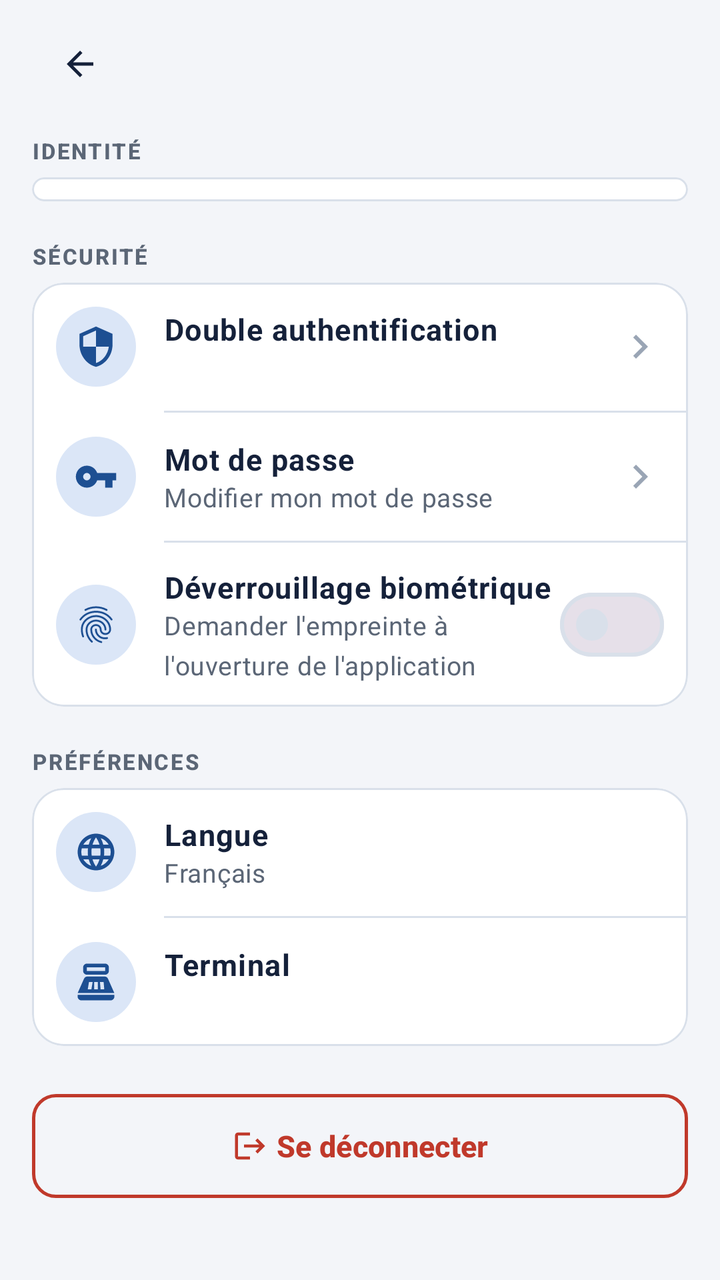
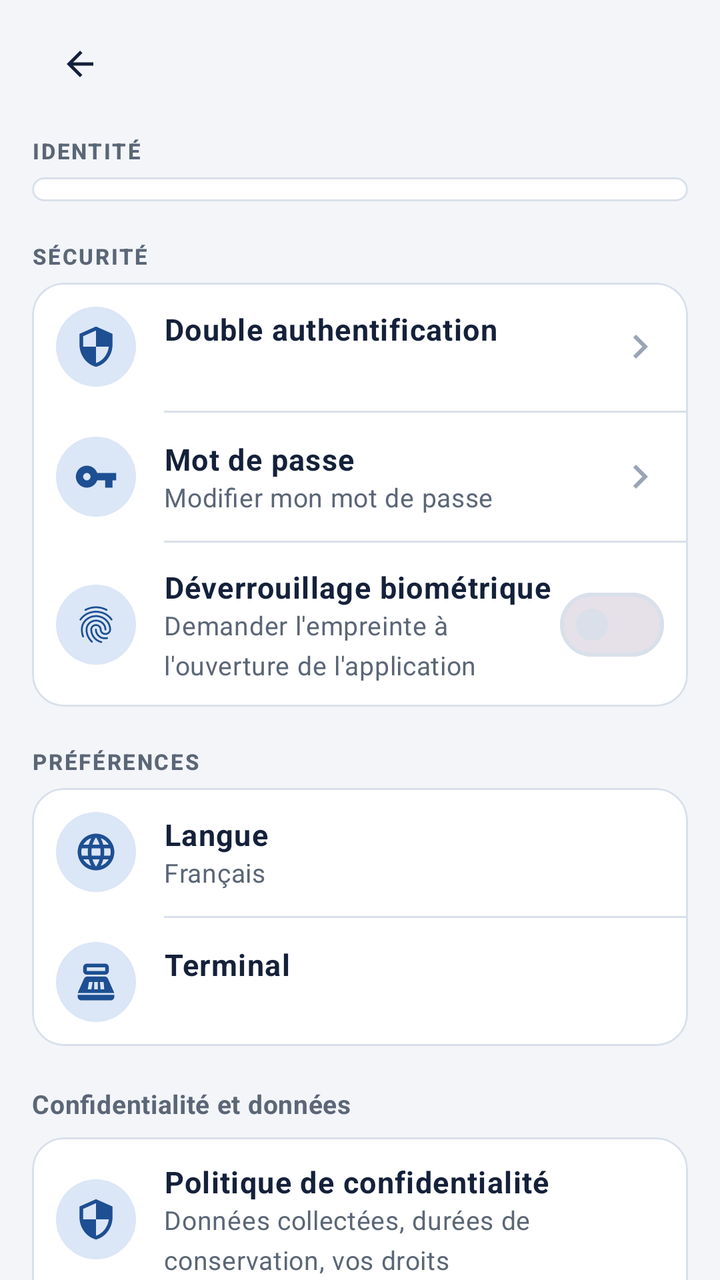

Two renders of the same Android screen: before a commit and after it. Below are the layout's source before the change and the commit's diff.
<!-- AndroidManifest.xml: application theme Theme.CPay -->
<!-- res/layout/fragment_merch_profile.xml -->
<?xml version="1.0" encoding="utf-8"?>
<androidx.core.widget.NestedScrollView xmlns:android="http://schemas.android.com/apk/res/android"
    xmlns:app="http://schemas.android.com/apk/res-auto"
    android:layout_width="match_parent" android:layout_height="match_parent">
    <LinearLayout android:layout_width="match_parent" android:layout_height="wrap_content" android:orientation="vertical"
        android:paddingStart="16dp" android:paddingEnd="16dp" android:paddingTop="4dp" android:paddingBottom="24dp">
        <include android:id="@+id/header" layout="@layout/view_screen_header"/>

        <TextView android:layout_width="wrap_content" android:layout_height="wrap_content" android:text="@string/profile_identity"
            android:textAppearance="@style/TextAppearance.CPay.Overline" android:layout_marginTop="8dp" android:layout_marginBottom="6dp"/>
        <com.google.android.material.card.MaterialCardView android:layout_width="match_parent" android:layout_height="wrap_content">
            <LinearLayout android:id="@+id/layout_identity" android:layout_width="match_parent" android:layout_height="wrap_content" android:orientation="vertical"
                android:paddingStart="16dp" android:paddingEnd="16dp" android:paddingTop="6dp" android:paddingBottom="6dp"/>
        </com.google.android.material.card.MaterialCardView>

        <TextView android:layout_width="wrap_content" android:layout_height="wrap_content" android:text="@string/profile_security"
            android:textAppearance="@style/TextAppearance.CPay.Overline" android:layout_marginTop="20dp" android:layout_marginBottom="6dp"/>
        <com.google.android.material.card.MaterialCardView android:layout_width="match_parent" android:layout_height="wrap_content">
            <LinearLayout android:layout_width="match_parent" android:layout_height="wrap_content" android:orientation="vertical">
                <LinearLayout android:id="@+id/row_2fa" android:layout_width="match_parent" android:layout_height="wrap_content" android:orientation="horizontal"
                    android:gravity="center_vertical" android:minHeight="64dp" android:padding="12dp" android:background="?attr/selectableItemBackground" android:clickable="true" android:focusable="true">
                    <ImageView android:layout_width="40dp" android:layout_height="40dp" android:padding="9dp" android:background="@drawable/bg_circle" android:src="@drawable/ic_shield" app:tint="@color/brand_primary" android:contentDescription="@null"/>
                    <LinearLayout android:layout_width="0dp" android:layout_weight="1" android:layout_height="wrap_content" android:orientation="vertical" android:layout_marginStart="14dp">
                        <TextView android:layout_width="wrap_content" android:layout_height="wrap_content" android:text="@string/profile_2fa" android:textAppearance="@style/TextAppearance.CPay.Body" android:textStyle="bold"/>
                        <TextView android:id="@+id/tv_2fa_status" android:layout_width="wrap_content" android:layout_height="wrap_content" android:textAppearance="@style/TextAppearance.CPay.Secondary"/>
                    </LinearLayout>
                    <ImageView android:layout_width="24dp" android:layout_height="24dp" android:src="@drawable/ic_chevron_right" app:tint="@color/on_surface_disabled" android:contentDescription="@null"/>
                </LinearLayout>
                <View android:layout_width="match_parent" android:layout_height="1dp" android:background="@color/outline" android:layout_marginStart="66dp"/>
                <LinearLayout android:id="@+id/row_password" android:layout_width="match_parent" android:layout_height="wrap_content" android:orientation="horizontal"
                    android:gravity="center_vertical" android:minHeight="64dp" android:padding="12dp" android:background="?attr/selectableItemBackground" android:clickable="true" android:focusable="true">
                    <ImageView android:layout_width="40dp" android:layout_height="40dp" android:padding="9dp" android:background="@drawable/bg_circle" android:src="@drawable/ic_key" app:tint="@color/brand_primary" android:contentDescription="@null"/>
                    <LinearLayout android:layout_width="0dp" android:layout_weight="1" android:layout_height="wrap_content" android:orientation="vertical" android:layout_marginStart="14dp">
                        <TextView android:layout_width="wrap_content" android:layout_height="wrap_content" android:text="@string/profile_password" android:textAppearance="@style/TextAppearance.CPay.Body" android:textStyle="bold"/>
                        <TextView android:layout_width="wrap_content" android:layout_height="wrap_content" android:text="@string/profile_password_sub" android:textAppearance="@style/TextAppearance.CPay.Secondary"/>
                    </LinearLayout>
                    <ImageView android:layout_width="24dp" android:layout_height="24dp" android:src="@drawable/ic_chevron_right" app:tint="@color/on_surface_disabled" android:contentDescription="@null"/>
                </LinearLayout>
                <View android:layout_width="match_parent" android:layout_height="1dp" android:background="@color/outline" android:layout_marginStart="66dp"/>
                <LinearLayout android:layout_width="match_parent" android:layout_height="wrap_content" android:orientation="horizontal" android:gravity="center_vertical" android:minHeight="64dp" android:padding="12dp">
                    <ImageView android:layout_width="40dp" android:layout_height="40dp" android:padding="9dp" android:background="@drawable/bg_circle" android:src="@drawable/ic_fingerprint" app:tint="@color/brand_primary" android:contentDescription="@null"/>
                    <LinearLayout android:layout_width="0dp" android:layout_weight="1" android:layout_height="wrap_content" android:orientation="vertical" android:layout_marginStart="14dp">
                        <TextView android:layout_width="wrap_content" android:layout_height="wrap_content" android:text="@string/profile_biometric" android:textAppearance="@style/TextAppearance.CPay.Body" android:textStyle="bold"/>
                        <TextView android:id="@+id/tv_biometric_sub" android:layout_width="wrap_content" android:layout_height="wrap_content" android:text="@string/profile_biometric_sub" android:textAppearance="@style/TextAppearance.CPay.Secondary"/>
                    </LinearLayout>
                    <com.google.android.material.materialswitch.MaterialSwitch android:id="@+id/switch_biometric" android:layout_width="wrap_content" android:layout_height="wrap_content"
                        android:contentDescription="@string/profile_biometric"/>
                </LinearLayout>
            </LinearLayout>
        </com.google.android.material.card.MaterialCardView>

        <TextView android:layout_width="wrap_content" android:layout_height="wrap_content" android:text="@string/profile_preferences"
            android:textAppearance="@style/TextAppearance.CPay.Overline" android:layout_marginTop="20dp" android:layout_marginBottom="6dp"/>
        <com.google.android.material.card.MaterialCardView android:layout_width="match_parent" android:layout_height="wrap_content">
            <LinearLayout android:layout_width="match_parent" android:layout_height="wrap_content" android:orientation="vertical">
                <LinearLayout android:id="@+id/row_language" android:layout_width="match_parent" android:layout_height="wrap_content" android:orientation="horizontal"
                    android:gravity="center_vertical" android:minHeight="64dp" android:padding="12dp" android:background="?attr/selectableItemBackground" android:clickable="true" android:focusable="true">
                    <ImageView android:layout_width="40dp" android:layout_height="40dp" android:padding="9dp" android:background="@drawable/bg_circle" android:src="@drawable/ic_language" app:tint="@color/brand_primary" android:contentDescription="@null"/>
                    <LinearLayout android:layout_width="0dp" android:layout_weight="1" android:layout_height="wrap_content" android:orientation="vertical" android:layout_marginStart="14dp">
                        <TextView android:layout_width="wrap_content" android:layout_height="wrap_content" android:text="@string/profile_language" android:textAppearance="@style/TextAppearance.CPay.Body" android:textStyle="bold"/>
                        <TextView android:layout_width="wrap_content" android:layout_height="wrap_content" android:text="@string/profile_language_value" android:textAppearance="@style/TextAppearance.CPay.Secondary"/>
                    </LinearLayout>
                </LinearLayout>
                <View android:layout_width="match_parent" android:layout_height="1dp" android:background="@color/outline" android:layout_marginStart="66dp"/>
                <LinearLayout android:id="@+id/row_terminal" android:layout_width="match_parent" android:layout_height="wrap_content" android:orientation="horizontal"
                    android:gravity="center_vertical" android:minHeight="64dp" android:padding="12dp" android:background="?attr/selectableItemBackground" android:clickable="true" android:focusable="true">
                    <ImageView android:layout_width="40dp" android:layout_height="40dp" android:padding="9dp" android:background="@drawable/bg_circle" android:src="@drawable/ic_terminal" app:tint="@color/brand_primary" android:contentDescription="@null"/>
                    <LinearLayout android:layout_width="0dp" android:layout_weight="1" android:layout_height="wrap_content" android:orientation="vertical" android:layout_marginStart="14dp">
                        <TextView android:layout_width="wrap_content" android:layout_height="wrap_content" android:text="@string/profile_terminal" android:textAppearance="@style/TextAppearance.CPay.Body" android:textStyle="bold"/>
                        <TextView android:id="@+id/tv_terminal" android:layout_width="wrap_content" android:layout_height="wrap_content" android:textAppearance="@style/TextAppearance.CPay.Secondary"/>
                    </LinearLayout>
                    <com.google.android.material.button.MaterialButton android:id="@+id/btn_pair" style="@style/Widget.CPay.Button.Text" android:layout_width="wrap_content"
                        android:layout_height="wrap_content" android:text="@string/profile_terminal_pair" android:visibility="gone"/>
                </LinearLayout>
            </LinearLayout>
        </com.google.android.material.card.MaterialCardView>

        <com.google.android.material.button.MaterialButton android:id="@+id/btn_logout" style="@style/Widget.CPay.Button.Danger"
            android:layout_width="match_parent" android:layout_height="wrap_content" android:text="@string/profile_logout"
            app:icon="@drawable/ic_logout" app:iconGravity="textStart" android:layout_marginTop="24dp"/>
        <TextView android:id="@+id/tv_version" android:layout_width="wrap_content" android:layout_height="wrap_content" android:layout_gravity="center_horizontal"
            android:textAppearance="@style/TextAppearance.CPay.Secondary" android:textSize="12sp" android:layout_marginTop="16dp"/>
    </LinearLayout>
</androidx.core.widget.NestedScrollView>
<!-- res/layout/view_screen_header.xml (included above) -->
<?xml version="1.0" encoding="utf-8"?>
<LinearLayout xmlns:android="http://schemas.android.com/apk/res/android"
    xmlns:app="http://schemas.android.com/apk/res-auto"
    android:layout_width="match_parent" android:layout_height="56dp"
    android:orientation="horizontal" android:gravity="center_vertical">
    <com.google.android.material.button.MaterialButton
        android:id="@+id/btn_back" style="@style/Widget.CPay.Button.Icon"
        android:layout_width="48dp" android:layout_height="48dp"
        app:icon="@drawable/ic_back" app:iconTint="@color/on_surface"
        android:contentDescription="@string/cd_back"/>
    <TextView android:id="@+id/tv_screen_title"
        android:layout_width="0dp" android:layout_height="wrap_content" android:layout_weight="1"
        android:textAppearance="@style/TextAppearance.CPay.Title" android:layout_marginStart="4dp"
        android:maxLines="1" android:ellipsize="end"/>
</LinearLayout>
<!-- resources referenced by this layout -->
<resources>
  <color name="brand_primary">#1d4f92</color>
  <color name="on_surface">#15213a</color>
  <color name="on_surface_disabled">#9aa5b5</color>
  <color name="outline">#d9e0ea</color>
  <string name="cd_back">Revenir en arrière</string>
  <string name="profile_2fa">Double authentification</string>
  <string name="profile_biometric">Déverrouillage biométrique</string>
  <string name="profile_biometric_sub">Demander l\'empreinte à l\'ouverture de l\'application</string>
  <string name="profile_identity">Identité</string>
  <string name="profile_language">Langue</string>
  <string name="profile_language_value">Français</string>
  <string name="profile_logout">Se déconnecter</string>
  <string name="profile_password">Mot de passe</string>
  <string name="profile_password_sub">Modifier mon mot de passe</string>
  <string name="profile_preferences">Préférences</string>
  <string name="profile_security">Sécurité</string>
  <string name="profile_terminal">Terminal</string>
  <string name="profile_terminal_pair">Appairer</string>
  <style name="TextAppearance.CPay.Body" parent="TextAppearance.Material3.BodyLarge">
          <item name="android:textSize">15sp</item>
          <item name="android:textColor">@color/on_surface</item>
      </style>
  <style name="Theme.CPay" parent="Theme.CPay.Base" />
  <color name="primary_container">#dbe6f7</color>
  <color name="on_surface_variant">#5b6676</color>
  <color name="error_main">#c0392b</color>
  <style name="ShapeAppearance.CPay.Medium" parent="ShapeAppearance.Material3.Corner.Medium">
          <item name="cornerFamily">rounded</item>
          <item name="cornerSize">12dp</item>
      </style>
  <color name="white">#ffffff</color>
  <color name="on_primary_container">#0b1f45</color>
  <color name="brand_accent">#f07800</color>
  <color name="accent_container">#ffe6cc</color>
  <color name="on_accent_container">#4a2400</color>
  <color name="brand_cyan">#00b4c8</color>
  <color name="cyan_container">#d4f4f8</color>
  <color name="on_cyan_container">#003c44</color>
  <color name="error_container">#fde8e6</color>
  <color name="surface">#ffffff</color>
  <color name="surface_variant">#eef2f8</color>
  <color name="surface_dim">#f3f5f9</color>
  <style name="ShapeAppearance.CPay.Small" parent="ShapeAppearance.Material3.Corner.Small">
          <item name="cornerFamily">rounded</item>
          <item name="cornerSize">12dp</item>
      </style>
  <style name="ShapeAppearance.CPay.Large" parent="ShapeAppearance.Material3.Corner.Large">
          <item name="cornerFamily">rounded</item>
          <item name="cornerSize">20dp</item>
      </style>
  <style name="ThemeOverlay.CPay.BottomSheet" parent="ThemeOverlay.Material3.BottomSheetDialog">
          <item name="bottomSheetStyle">@style/Widget.CPay.BottomSheet</item>
      </style>
  <style name="Widget.CPay.BottomNavigation.Indicator" parent="Widget.Material3.BottomNavigationView.ActiveIndicator">
          <item name="android:color">@color/accent_container</item>
      </style>
  <!-- unchanged entries left out for length: 24 -->
</resources>

<!-- the commit's change to res/layout/fragment_merch_profile.xml (unified diff, before → after) -->
@@ -75,6 +75,33 @@
             </LinearLayout>
         </com.google.android.material.card.MaterialCardView>
 
+        
+        <TextView android:layout_width="wrap_content" android:layout_height="wrap_content" android:text="@string/profile_section_privacy"
+            android:textAppearance="@style/TextAppearance.CPay.Secondary" android:textStyle="bold" android:layout_marginTop="20dp" android:layout_marginBottom="8dp"/>
+        <com.google.android.material.card.MaterialCardView android:layout_width="match_parent" android:layout_height="wrap_content">
+            <LinearLayout android:layout_width="match_parent" android:layout_height="wrap_content" android:orientation="vertical">
+                <LinearLayout android:id="@+id/row_privacy" android:layout_width="match_parent" android:layout_height="wrap_content" android:orientation="horizontal"
+                    android:gravity="center_vertical" android:minHeight="64dp" android:padding="12dp" android:background="?attr/selectableItemBackground" android:clickable="true" android:focusable="true">
+                    <ImageView android:layout_width="40dp" android:layout_height="40dp" android:padding="9dp" android:background="@drawable/bg_circle" android:src="@drawable/ic_shield" app:tint="@color/brand_primary" android:contentDescription="@null"/>
+                    <LinearLayout android:layout_width="0dp" android:layout_weight="1" android:layout_height="wrap_content" android:orientation="vertical" android:layout_marginStart="14dp">
+                        <TextView android:layout_width="wrap_content" android:layout_height="wrap_content" android:text="@string/profile_privacy_policy" android:textAppearance="@style/TextAppearance.CPay.Body" android:textStyle="bold"/>
+                        <TextView android:layout_width="wrap_content" android:layout_height="wrap_content" android:text="@string/profile_privacy_policy_sub" android:textAppearance="@style/TextAppearance.CPay.Secondary"/>
+                    </LinearLayout>
+                </LinearLayout>
+                <View android:layout_width="match_parent" android:layout_height="1dp" android:background="@color/outline" android:layout_marginStart="66dp"/>
+                <LinearLayout android:id="@+id/row_delete_account" android:layout_width="match_parent" android:layout_height="wrap_content" android:orientation="horizontal"
+                    android:gravity="center_vertical" android:minHeight="64dp" android:padding="12dp" android:background="?attr/selectableItemBackground" android:clickable="true" android:focusable="true">
+                    <ImageView android:layout_width="40dp" android:layout_height="40dp" android:padding="9dp" android:background="@drawable/bg_circle" android:src="@drawable/ic_warning" app:tint="@color/error_main" android:contentDescription="@null"/>
+                    <LinearLayout android:layout_width="0dp" android:layout_weight="1" android:layout_height="wrap_content" android:orientation="vertical" android:layout_marginStart="14dp">
+                        <TextView android:layout_width="wrap_content" android:layout_height="wrap_content" android:text="@string/profile_delete_account" android:textAppearance="@style/TextAppearance.CPay.Body" android:textStyle="bold" android:textColor="@color/error_main"/>
+                        <TextView android:id="@+id/tv_delete_sub" android:layout_width="wrap_content" android:layout_height="wrap_content" android:text="@string/profile_delete_account_sub" android:textAppearance="@style/TextAppearance.CPay.Secondary"/>
+                    </LinearLayout>
+                </LinearLayout>
+                <com.google.android.material.button.MaterialButton android:id="@+id/btn_cancel_deletion" style="@style/Widget.CPay.Button.Danger" android:visibility="gone"
+                    android:layout_width="match_parent" android:layout_height="wrap_content" android:text="@string/profile_delete_cancel" android:layout_margin="12dp"/>
+            </LinearLayout>
+        </com.google.android.material.card.MaterialCardView>
+
         <com.google.android.material.button.MaterialButton android:id="@+id/btn_logout" style="@style/Widget.CPay.Button.Danger"
             android:layout_width="match_parent" android:layout_height="wrap_content" android:text="@string/profile_logout"
             app:icon="@drawable/ic_logout" app:iconGravity="textStart" android:layout_marginTop="24dp"/>
<!-- resource entries referenced after the edit -->
@@ -4,10 +4,20 @@
   <color name="on_surface">#15213a</color>
   <color name="on_surface_disabled">#9aa5b5</color>
   <color name="outline">#d9e0ea</color>
+  <!-- drawable ic_warning (drawable) -->
+  <?xml version="1.0" encoding="utf-8"?>
+  <vector xmlns:android="http://schemas.android.com/apk/res/android"
+      android:width="24dp" android:height="24dp" android:viewportWidth="24" android:viewportHeight="24"
+      android:tint="?attr/colorControlNormal">
+      <path android:fillColor="@android:color/white" android:pathData="M1,21h22L12,2 1,21zM13,18h-2v-2h2v2zM13,14h-2v-4h2v4z"/>
+  </vector>
   <string name="cd_back">Revenir en arrière</string>
   <string name="profile_2fa">Double authentification</string>
   <string name="profile_biometric">Déverrouillage biométrique</string>
   <string name="profile_biometric_sub">Demander l\'empreinte à l\'ouverture de l\'application</string>
+  <string name="profile_delete_account">Supprimer mon compte</string>
+  <string name="profile_delete_account_sub">Demande traitée sous 30 jours, annulable pendant ce délai</string>
+  <string name="profile_delete_cancel">Annuler la demande de suppression</string>
   <string name="profile_identity">Identité</string>
   <string name="profile_language">Langue</string>
   <string name="profile_language_value">Français</string>
@@ -15,6 +25,9 @@
   <string name="profile_password">Mot de passe</string>
   <string name="profile_password_sub">Modifier mon mot de passe</string>
   <string name="profile_preferences">Préférences</string>
+  <string name="profile_privacy_policy">Politique de confidentialité</string>
+  <string name="profile_privacy_policy_sub">Données collectées, durées de conservation, vos droits</string>
+  <string name="profile_section_privacy">Confidentialité et données</string>
   <string name="profile_security">Sécurité</string>
   <string name="profile_terminal">Terminal</string>
   <string name="profile_terminal_pair">Appairer</string>
